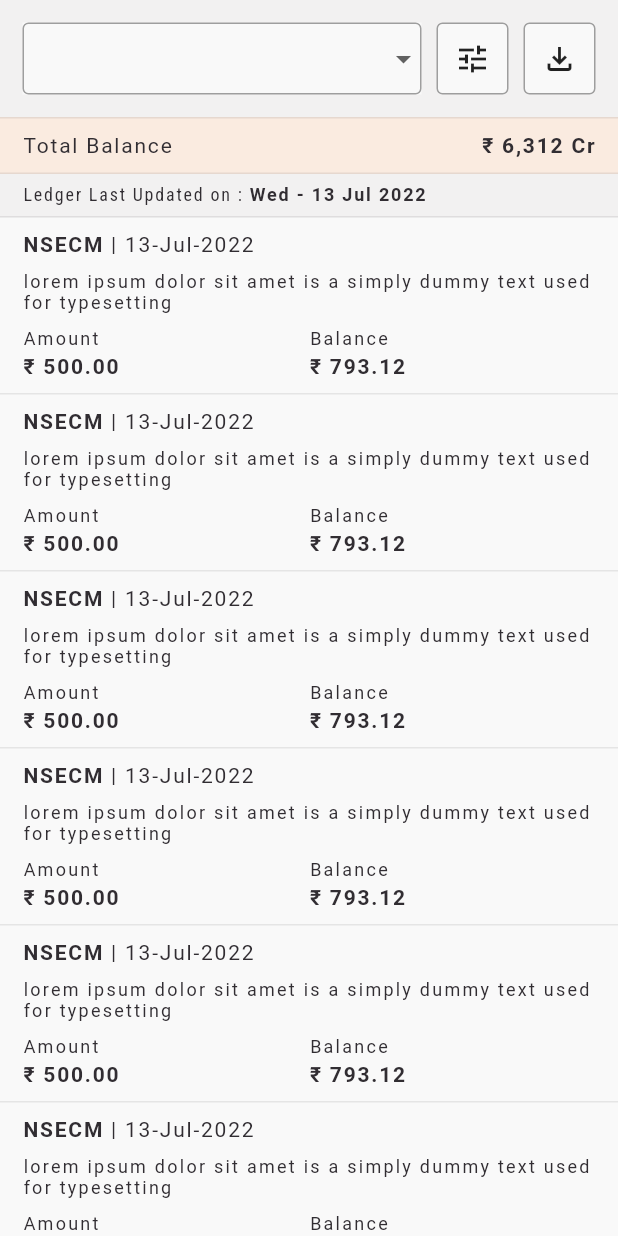
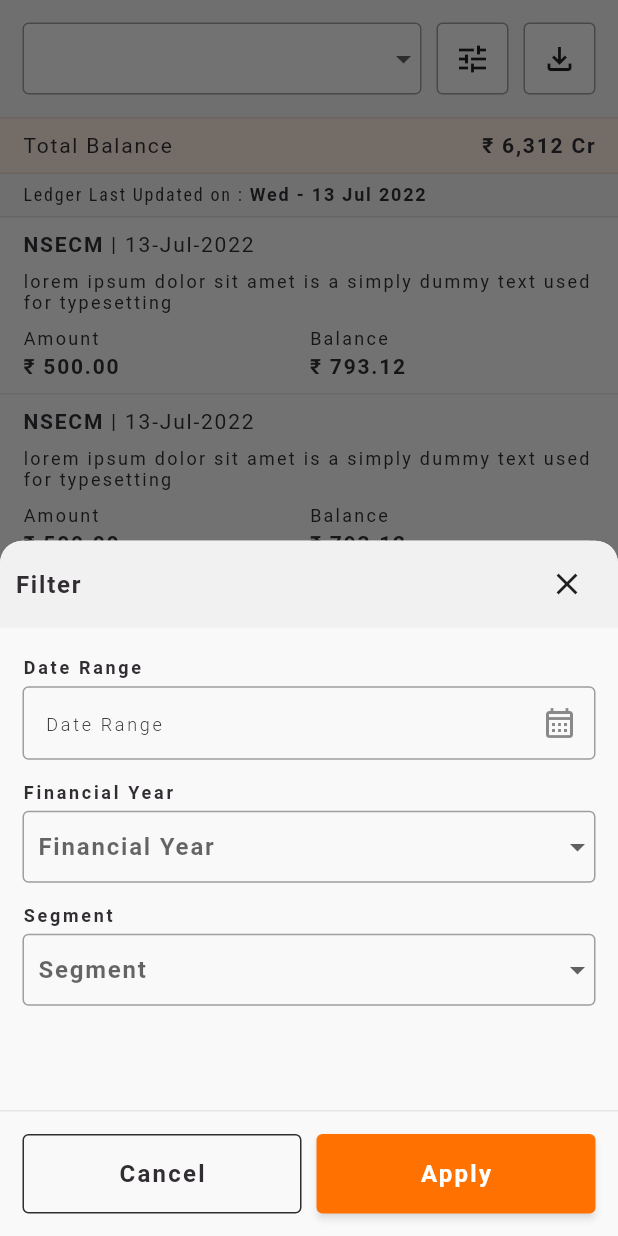
Before and after one commit to abdulrazakshaikh/phc, a Flutter app: the ReportTrading widget shown alone on an empty page, opened directly, after a tap on the "tune" icon, on a phone screen of 412 x 824 dp. Run offline on Flutter 3.47's test engine with Material 2 defaults, Android fonts, the phone set to English and light mode, and no system bars; our stand-ins replace flutter_svg, google_fonts; missing offline and left inert: dart:js.

Commit message:
bottomsheet done

```diff
--- /dev/null
+++ b/lib/report/filter_bottomsheet.dart
@@ -0,0 +1,307 @@
+import 'package:flutter/cupertino.dart';
+import 'package:flutter/material.dart';
+import 'package:flutter/painting.dart';
+import 'package:flutter/widgets.dart';
+import 'package:google_fonts/google_fonts.dart';
+
+
+class FilterBottomSheet extends StatefulWidget {
+  @override
+  _FilterBottomSheetState createState() => _FilterBottomSheetState();
+}
+
+
+class _FilterBottomSheetState extends State<FilterBottomSheet> with TickerProviderStateMixin{
+
+  var _financialyear = [
+    "2019-2020",
+    "2020-2021",
+    "2021-2022",
+    "2022-2023",
+  ];
+
+  var selectedFinancialValue = '2021-2022';
+
+  var _segment = [
+    "ABC",
+    "DEF",
+    "GHI",
+    "JKL",
+    "MNO",
+  ];
+
+  var selectedSegmentValue = 'DEF';
+
+
+@override
+Widget build(BuildContext context) {
+  return Container(
+    // padding: EdgeInsets.fromLTRB(15,35,15,15),
+    // constraints: BoxConstraints(
+    //   maxHeight: 400,
+    // ),
+    decoration: BoxDecoration(
+      color: Theme.of(context).colorScheme.surface,
+      borderRadius: BorderRadius.only(
+        topLeft: Radius.circular(15),
+        topRight: Radius.circular(15),
+      ),
+    ),
+
+    // height: MediaQuery.of(context).size.height / 3,
+    // height: 250,
+    child: Column(
+      children: [
+        Container(
+          decoration: BoxDecoration(
+            borderRadius: BorderRadius.only(
+              topLeft: Radius.circular(15),
+              topRight: Radius.circular(15)
+            ),
+            color: Theme.of(context).colorScheme.background,
+
+          ),
+          padding: EdgeInsets.symmetric(horizontal: 10, vertical: 5),
+            child: Row(
+              children: [
+                Expanded(
+                  child: Text('Filter',
+                    style: GoogleFonts.roboto(
+                      textStyle: Theme.of(context).textTheme.subtitle1,
+                      fontWeight: FontWeight.w600,
+                      letterSpacing: 1.2,
+                    ),
+                  ),
+                ),
+                IconButton(
+                  onPressed: (){
+                    Navigator.pop(context);
+                  },
+                  icon: Icon(Icons.close)
+                )
+              ],
+            ),
+          ),
+          Expanded(
+            child: SingleChildScrollView(
+              child: Padding(
+                padding: EdgeInsets.all(15),
+                child: Column(
+                  children: [
+
+                    Container(
+                      child: Column(
+                        children: [
+                          Container(
+                            alignment: Alignment.topLeft,
+                            padding: EdgeInsets.symmetric(vertical: 5),
+                            child: Text('Date Range',
+                            style: GoogleFonts.roboto(
+                              textStyle: Theme.of(context).textTheme.bodyText2,
+                              letterSpacing: 1.8,
+                              fontWeight: FontWeight.w600
+                            ),
+                            ),
+                          ),
+                          TextField(
+                            style: GoogleFonts.roboto(
+                              textStyle: Theme.of(context).textTheme.subtitle1,
+                              fontWeight: FontWeight.w600,
+                              letterSpacing: 1.2,
+                            ),
+                            autofocus: false,
+                            decoration: InputDecoration(
+                              contentPadding: EdgeInsets.symmetric(vertical: 15, horizontal: 15),
+                              floatingLabelBehavior: FloatingLabelBehavior.never,
+                              hintText: 'Date Range',
+                              hintStyle: GoogleFonts.roboto(
+                                textStyle: Theme.of(context).textTheme.bodyText2,
+                                letterSpacing: 1.8,
+                                fontWeight: FontWeight.w300
+                              ),
+
+                              suffixIcon: Icon(Icons.calendar_month_outlined),
+
+                              enabledBorder: OutlineInputBorder(
+                                borderSide: BorderSide(color: Colors.grey),
+                              ),
+                              focusedBorder: OutlineInputBorder(
+                                borderSide: BorderSide(color: Theme.of(context).colorScheme.primary, width: 1),
+                              ),
+                            ),
+                          ),
+                        ],
+                      )
+                    ),
+                    SizedBox(height: 10),
+                    Container(
+                      child: Column(
+                        children: [
+                          Container(
+                            alignment: Alignment.topLeft,
+                            padding: EdgeInsets.symmetric(vertical: 5),
+                            child: Text('Financial Year',
+                            style: GoogleFonts.roboto(
+                              textStyle: Theme.of(context).textTheme.bodyText2,
+                              letterSpacing: 1.8,
+                              fontWeight: FontWeight.w600
+                            ),
+                            ),
+                          ),
+                          DropdownButtonFormField(
+                            style: GoogleFonts.roboto(
+                              textStyle: Theme.of(context).textTheme.subtitle1,
+                              fontWeight: FontWeight.w600,
+                              letterSpacing: 1.2,
+                            ),
+                            decoration: InputDecoration(
+                              contentPadding: EdgeInsets.all(10),
+                              floatingLabelBehavior: FloatingLabelBehavior.auto,
+                              hintText: 'Financial Year',
+                              hintStyle: GoogleFonts.roboto(
+                                textStyle: Theme.of(context).textTheme.bodyText2,
+                                letterSpacing: 1.8,
+                                fontWeight: FontWeight.w300
+                              ),
+
+                              enabledBorder: OutlineInputBorder(
+                                borderSide: BorderSide(color: Colors.grey),
+                              ),
+                              focusedBorder: OutlineInputBorder(
+                                borderSide: BorderSide(color: Theme.of(context).colorScheme.primary, width: 1),
+                              ),
+                            ),
+                            items: _financialyear.map((String value) {
+                              return DropdownMenuItem<String>(
+                                value: value,
+                                child: Text(value),
+                              );
+                            }).toList(),
+                            focusColor: Colors.white,
+                            onChanged: (String? newValue){
+                              setState(() {
+                                selectedFinancialValue = newValue!;
+                              });
+                            },
+                          ),
+                        ],
+                      ),
+                    ),
+                    SizedBox(height: 10),
+                    Container(
+                      child: Column(
+                        children: [
+                          Container(
+                            alignment: Alignment.topLeft,
+                            padding: EdgeInsets.symmetric(vertical: 5),
+                            child: Text('Segment',
+                            style: GoogleFonts.roboto(
+                              textStyle: Theme.of(context).textTheme.bodyText2,
+                              letterSpacing: 1.8,
+                              fontWeight: FontWeight.w600
+                            ),
+                            ),
+                          ),
+                          DropdownButtonFormField(
+                            style: GoogleFonts.roboto(
+                              textStyle: Theme.of(context).textTheme.subtitle1,
+                              fontWeight: FontWeight.w600,
+                              letterSpacing: 1.2,
+                            ),
+                            decoration: InputDecoration(
+                              contentPadding: EdgeInsets.all(10),
+                              floatingLabelBehavior: FloatingLabelBehavior.auto,
+                              hintText: 'Segment',
+                              hintStyle: GoogleFonts.roboto(
+                                textStyle: Theme.of(context).textTheme.bodyText2,
+                                letterSpacing: 1.8,
+                                fontWeight: FontWeight.w300
+                              ),
+
+                              enabledBorder: OutlineInputBorder(
+                                borderSide: BorderSide(color: Colors.grey),
+                              ),
+                              focusedBorder: OutlineInputBorder(
+                                borderSide: BorderSide(color: Theme.of(context).colorScheme.primary, width: 1),
+                              ),
+                            ),
+                            items: _segment.map((String value) {
+                              return DropdownMenuItem<String>(
+                                value: value,
+                                child: Text(value),
+                              );
+                            }).toList(),
+                            focusColor: Colors.white,
+                            onChanged: (String? newValue){
+                              setState(() {
+                                selectedSegmentValue = newValue!;
+                              });
+                            },
+                          ),
+
+                        ],
+                      ),
+                    ),
+
+                  ],
+                ),
+              ),
+            ),
+          ),
+          Container(
+            margin: EdgeInsets.only(top: 15),
+            decoration: BoxDecoration(
+              border: Border(
+                top: BorderSide(width: 1, color: Theme.of(context).dividerColor),
+              ),
+            ),
+            padding: EdgeInsets.all(15),
+            child: Row(
+              children: [
+                Expanded(
+                  child: OutlinedButton(
+                    onPressed: (){
+                      Navigator.pop(context);
+                    },
+                    style: OutlinedButton.styleFrom(
+                      primary: Theme.of(context).colorScheme.onSecondary,
+                      padding: EdgeInsets.symmetric(horizontal: 15, vertical: 17),
+                      alignment: Alignment.center,
+                      side: BorderSide(width: 1, color: Theme.of(context).colorScheme.onSecondary ),
+                    ),
+                    child: Text('Cancel',
+                      style: GoogleFonts.roboto(
+                        textStyle: Theme.of(context).textTheme.button,
+                        color: Theme.of(context).colorScheme.onSecondary,
+                      ),
+                    ),
+                  ),
+                ),
+                SizedBox(width: 10),
+                Expanded(
+                  child: ElevatedButton(
+                  onPressed: (){
+                  },
+                  style: ElevatedButton.styleFrom(
+                    primary: Theme.of(context).colorScheme.secondary,
+                    padding: EdgeInsets.symmetric(horizontal: 15, vertical: 17),
+                    alignment: Alignment.center,
+                  ),
+                  child: Text('Apply',
+                    style: GoogleFonts.roboto(
+                      textStyle: Theme.of(context).textTheme.button,
+                    ),
+                  ),
+                ),
+                ),
+              ],
+            ),
+          ),
+      ],
+    ),
+
+
+    );
+  }
+
+}
--- a/lib/report/report_trading.dart
+++ b/lib/report/report_trading.dart
@@ -1,6 +1,7 @@
 import 'package:flutter/material.dart';
 import 'package:flutter_svg/svg.dart';
 import 'package:google_fonts/google_fonts.dart';
+import 'package:phc/report/filter_bottomsheet.dart';
 import 'package:phc/report/report_tradinglist.dart';
 
 class ReportTrading extends StatefulWidget {
@@ -52,12 +53,6 @@ class _ReportTradingState extends State<ReportTrading> {
                     decoration: InputDecoration(
                       contentPadding: EdgeInsets.all(10),
                       floatingLabelBehavior: FloatingLabelBehavior.never,
-                      // labelText: 'Switch Client',
-                      // labelStyle: GoogleFonts.roboto(
-                      //   textStyle: Theme.of(context).textTheme.bodyText2,
-                      //   letterSpacing: 1.8,
-                      //   fontWeight: FontWeight.w500
-                      // ),
 
                       enabledBorder: OutlineInputBorder(
                         borderSide: BorderSide(color: Colors.grey),
@@ -91,7 +86,20 @@ class _ReportTradingState extends State<ReportTrading> {
                 ),
                 child: IconButton(
                   icon: Icon(Icons.tune_outlined),
-                  onPressed: (){},
+                  onPressed: (){
+                    showModalBottomSheet(
+                      elevation: 2,
+                      shape: RoundedRectangleBorder(
+                        borderRadius: BorderRadius.only(
+                          topLeft: Radius.circular(20),
+                          topRight: Radius.circular(20),
+                        ),
+                      ),
+                      context: context, builder: (BuildContext context) {
+                        return FilterBottomSheet();
+                      },
+                    );
+                  },
                 ),
               ),
               SizedBox(width: 10),
```
